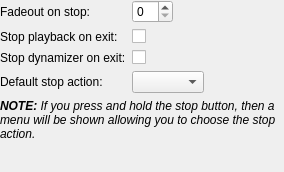
polpo/cantata-mac, file gui/playbacksettings.ui: the form before one commit.
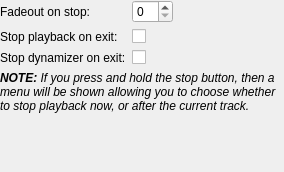
The form after the commit. Custom widgets are drawn as their Qt base class.

Commit message: Only require 2 stop actions; stop now, or stop after current. Default stop action is always 'stop now'

Diff of the .ui file:
```diff
--- a/gui/playbacksettings.ui
+++ b/gui/playbacksettings.ui
@@ -60,23 +60,10 @@
      </property>
     </widget>
    </item>
-   <item row="3" column="0">
-    <widget class="QLabel" name="label">
-     <property name="text">
-      <string>Default stop action:</string>
-     </property>
-     <property name="buddy">
-      <cstring>stopAction</cstring>
-     </property>
-    </widget>
-   </item>
-   <item row="3" column="1">
-    <widget class="QComboBox" name="stopAction"/>
-   </item>
-   <item row="4" column="0" colspan="2">
+   <item row="3" column="0" colspan="2">
     <widget class="QLabel" name="noteLabel">
      <property name="text">
-      <string>&lt;i&gt;&lt;b&gt;NOTE:&lt;/b&gt; If you press and hold the stop button, then a menu will be shown allowing you to choose the stop action.&lt;/i&gt;</string>
+      <string>&lt;i&gt;&lt;b&gt;NOTE:&lt;/b&gt; If you press and hold the stop button, then a menu will be shown allowing you to choose whether to stop playback now, or after the current track.&lt;/i&gt;</string>
      </property>
      <property name="wordWrap">
       <bool>true</bool>
```
The commit also changes 7 other files.
